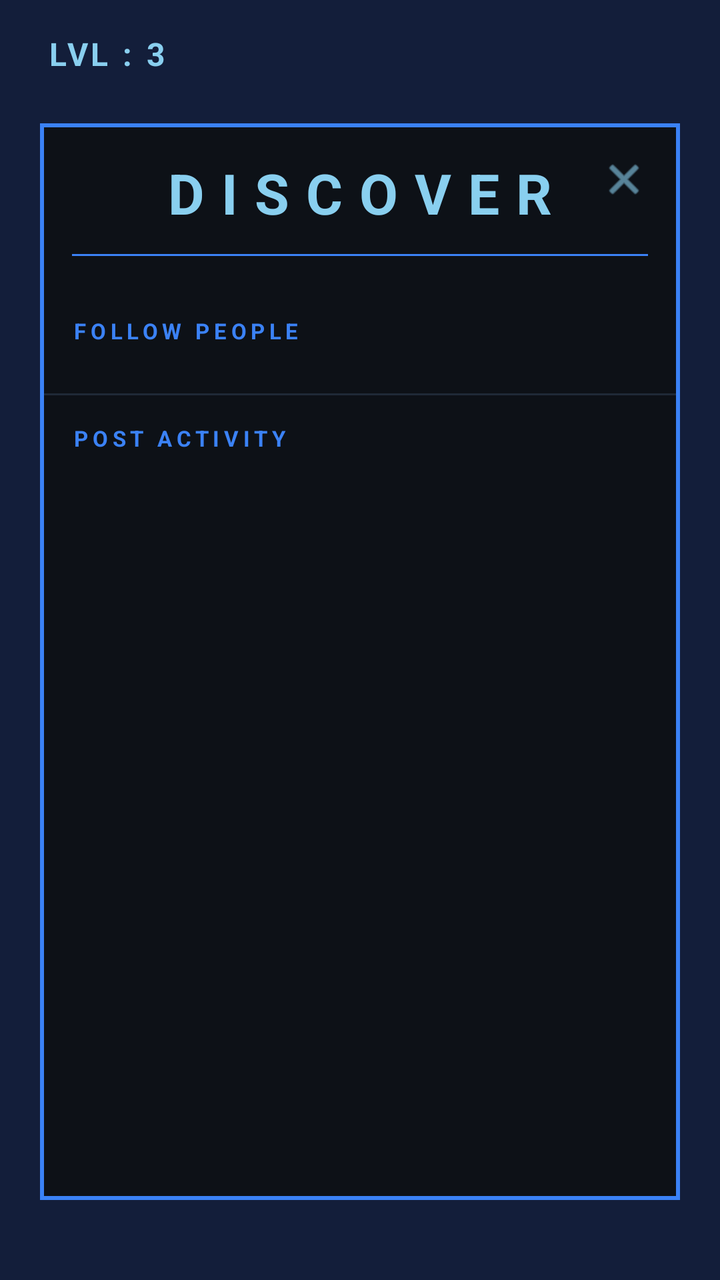
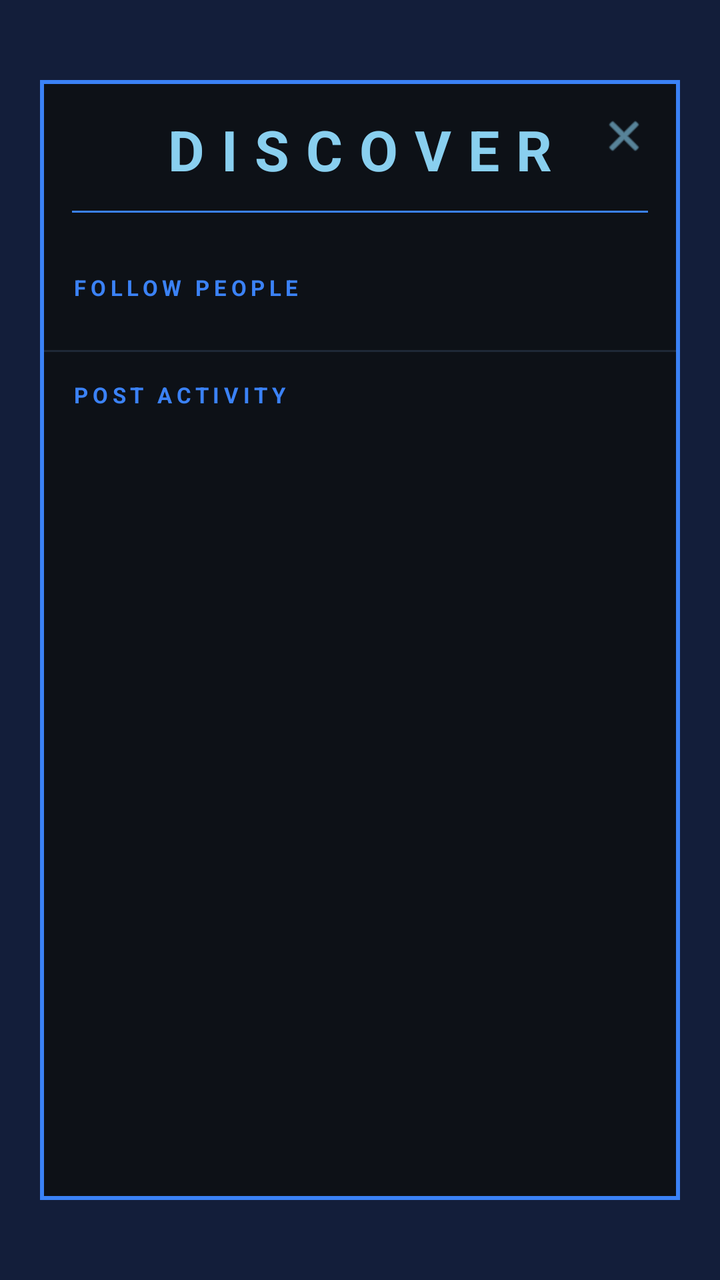

The first picture is an Android layout as it rendered before a commit; the second is the same layout after the commit. The layout source and the unified diff follow.
<!-- AndroidManifest.xml: application theme Theme.HabitFLOWS -->
<!-- res/layout/activity_discover.xml -->
<?xml version="1.0" encoding="utf-8"?>
<androidx.constraintlayout.widget.ConstraintLayout xmlns:android="http://schemas.android.com/apk/res/android"
    xmlns:app="http://schemas.android.com/apk/res-auto"
    xmlns:tools="http://schemas.android.com/tools"
    android:id="@+id/main"
    android:layout_width="match_parent"
    android:layout_height="match_parent"
    android:background="@color/denim"
    tools:context=".Discover">

    
    <androidx.constraintlayout.widget.ConstraintLayout
        android:id="@+id/topBar"
        android:layout_width="match_parent"
        android:layout_height="wrap_content"
        android:paddingHorizontal="24dp"
        android:paddingVertical="16dp"
        app:layout_constraintTop_toTopOf="parent">

        <TextView
            android:id="@+id/tvLevelDisplay"
            android:layout_width="wrap_content"
            android:layout_height="wrap_content"
            android:letterSpacing="0.1"
            android:text="LVL : 3"
            android:textColor="@color/baby_blue"
            android:textSize="16sp"
            android:textStyle="bold"
            app:layout_constraintStart_toStartOf="parent"
            app:layout_constraintTop_toTopOf="parent" />
    </androidx.constraintlayout.widget.ConstraintLayout>

    <com.google.android.material.card.MaterialCardView
        android:id="@+id/contentWindow"
        android:layout_width="0dp"
        android:layout_height="0dp"
        android:layout_marginHorizontal="20dp"
        android:layout_marginTop="8dp"
        android:layout_marginBottom="24dp"
        app:cardBackgroundColor="#0D1117"
        app:cardCornerRadius="0dp"
        app:cardElevation="0dp"
        app:layout_constraintBottom_toTopOf="@+id/bottomIcons"
        app:layout_constraintEnd_toEndOf="parent"
        app:layout_constraintStart_toStartOf="parent"
        app:layout_constraintTop_toBottomOf="@id/topBar"
        app:strokeColor="#3B82F6"
        app:strokeWidth="2dp">

        <androidx.constraintlayout.widget.ConstraintLayout
            android:layout_width="match_parent"
            android:layout_height="match_parent">

            
            <androidx.constraintlayout.widget.ConstraintLayout
                android:id="@+id/windowHeader"
                android:layout_width="match_parent"
                android:layout_height="wrap_content"
                android:padding="16dp"
                app:layout_constraintTop_toTopOf="parent">

                <ImageView
                    android:id="@+id/btnBackDiscover"
                    android:layout_width="24dp"
                    android:layout_height="24dp"
                    android:src="@android:drawable/ic_menu_close_clear_cancel"
                    app:layout_constraintEnd_toEndOf="parent"
                    app:layout_constraintTop_toTopOf="parent"
                    app:tint="@color/baby_blue" />

                <TextView
                    android:id="@+id/tvDiscoverTitle"
                    android:layout_width="wrap_content"
                    android:layout_height="wrap_content"
                    android:letterSpacing="0.3"
                    android:text="DISCOVER"
                    android:textColor="@color/baby_blue"
                    android:textSize="28sp"
                    android:textStyle="bold"
                    app:layout_constraintEnd_toEndOf="parent"
                    app:layout_constraintStart_toStartOf="parent"
                    app:layout_constraintTop_toTopOf="parent" />

                <View
                    android:layout_width="match_parent"
                    android:layout_height="1dp"
                    android:layout_marginTop="12dp"
                    android:background="#3B82F6"
                    app:layout_constraintTop_toBottomOf="@id/tvDiscoverTitle" />
            </androidx.constraintlayout.widget.ConstraintLayout>

            
            <androidx.core.widget.NestedScrollView
                android:layout_width="0dp"
                android:layout_height="0dp"
                app:layout_constraintBottom_toBottomOf="parent"
                app:layout_constraintEnd_toEndOf="parent"
                app:layout_constraintStart_toStartOf="parent"
                app:layout_constraintTop_toBottomOf="@id/windowHeader">

                <LinearLayout
                    android:layout_width="match_parent"
                    android:layout_height="wrap_content"
                    android:orientation="vertical"
                    android:paddingBottom="16dp">

                    
                    <TextView
                        android:layout_width="match_parent"
                        android:layout_height="wrap_content"
                        android:letterSpacing="0.2"
                        android:paddingHorizontal="16dp"
                        android:paddingTop="14dp"
                        android:paddingBottom="8dp"
                        android:text="FOLLOW PEOPLE"
                        android:textColor="#3B82F6"
                        android:textSize="11sp"
                        android:textStyle="bold" />

                    <androidx.recyclerview.widget.RecyclerView
                        android:id="@+id/rvUsers"
                        android:layout_width="match_parent"
                        android:layout_height="wrap_content"
                        android:clipToPadding="false"
                        android:nestedScrollingEnabled="false"
                        android:orientation="horizontal"
                        android:paddingHorizontal="10dp" />

                    <View
                        android:layout_width="match_parent"
                        android:layout_height="1dp"
                        android:layout_marginTop="16dp"
                        android:background="#1F2937" />

                    
                    <TextView
                        android:layout_width="match_parent"
                        android:layout_height="wrap_content"
                        android:letterSpacing="0.2"
                        android:paddingHorizontal="16dp"
                        android:paddingTop="14dp"
                        android:paddingBottom="4dp"
                        android:text="POST ACTIVITY"
                        android:textColor="#3B82F6"
                        android:textSize="11sp"
                        android:textStyle="bold" />

                    <androidx.recyclerview.widget.RecyclerView
                        android:id="@+id/rvPosts"
                        android:layout_width="match_parent"
                        android:layout_height="wrap_content"
                        android:clipToPadding="false"
                        android:nestedScrollingEnabled="false"
                        android:paddingBottom="8dp" />

                </LinearLayout>
            </androidx.core.widget.NestedScrollView>

        </androidx.constraintlayout.widget.ConstraintLayout>
    </com.google.android.material.card.MaterialCardView>

    
    <LinearLayout
        android:id="@+id/bottomIcons"
        android:layout_width="match_parent"
        android:layout_height="wrap_content"
        android:gravity="center"
        android:orientation="horizontal"
        android:paddingBottom="16dp"
        app:layout_constraintBottom_toBottomOf="parent" />

</androidx.constraintlayout.widget.ConstraintLayout>
<!-- resources referenced by this layout -->
<resources>
  <color name="baby_blue">#89CFEF</color>
  <color name="denim">#131E3A</color>
  <style name="Theme.HabitFLOWS" parent="Base.Theme.HabitFLOWS" />
  <style name="Base.Theme.HabitFLOWS" parent="Theme.Material3.DayNight.NoActionBar">
          
          
      </style>
</resources>

<!-- the commit's change to res/layout/activity_discover.xml (unified diff, before → after) -->
@@ -15,20 +15,7 @@
         android:layout_height="wrap_content"
         android:paddingHorizontal="24dp"
         android:paddingVertical="16dp"
-        app:layout_constraintTop_toTopOf="parent">
-
-        <TextView
-            android:id="@+id/tvLevelDisplay"
-            android:layout_width="wrap_content"
-            android:layout_height="wrap_content"
-            android:letterSpacing="0.1"
-            android:text="LVL : 3"
-            android:textColor="@color/baby_blue"
-            android:textSize="16sp"
-            android:textStyle="bold"
-            app:layout_constraintStart_toStartOf="parent"
-            app:layout_constraintTop_toTopOf="parent" />
-    </androidx.constraintlayout.widget.ConstraintLayout>
+        app:layout_constraintTop_toTopOf="parent"/>
 
     <com.google.android.material.card.MaterialCardView
         android:id="@+id/contentWindow"
